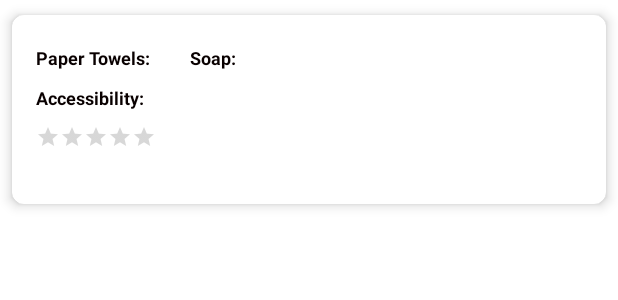
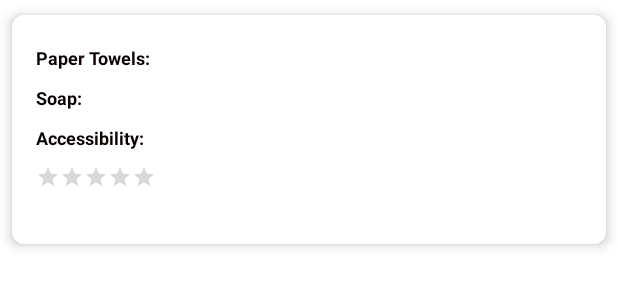
Before and after one commit to kylewuu/RateMyToilet, an Android app: the layout cardview_list_layout.xml on its own in the app's theme, with its tools: preview values and no code run, on a phone screen of 412 x 824 dp. Shown: the top 300 px of the screen. Run offline under Robolectric (Android 15) with nearby library versions, the phone set to English and light mode, and no system bars.

Commit message:
UI changes to cardview_list_layout

```diff
--- a/app/src/main/res/layout/cardview_list_layout.xml
+++ b/app/src/main/res/layout/cardview_list_layout.xml
@@ -42,11 +42,30 @@
                 android:textSize="12sp" />
 
             <TextView
+                android:id="@+id/userDate"
+                android:layout_width="wrap_content"
+                android:layout_height="wrap_content"
+                android:layout_marginTop="10dp"
+                android:layout_marginEnd="16dp"
+                android:layout_weight="1"
+                android:gravity="right"
+                android:textColor="#090000"
+                android:textSize="12sp"
+                android:textStyle="bold"/>
+
+
+        </LinearLayout>
+
+        <LinearLayout
+            android:layout_width="wrap_content"
+            android:layout_height="wrap_content"
+            android:orientation="horizontal"
+            android:layout_marginTop="10dp">
+            <TextView
                 android:id="@+id/textView24"
                 android:layout_width="wrap_content"
                 android:layout_height="wrap_content"
                 android:layout_marginStart="16dp"
-                android:layout_marginTop="10dp"
                 android:text="Soap:"
                 android:textColor="#090000"
                 android:textSize="12sp"
@@ -57,20 +76,7 @@
                 android:layout_width="wrap_content"
                 android:layout_height="wrap_content"
                 android:layout_marginStart="10dp"
-                android:layout_marginTop="10dp"
                 android:textSize="12sp" />
-
-            <TextView
-                android:id="@+id/userDate"
-                android:layout_width="wrap_content"
-                android:layout_height="wrap_content"
-                android:layout_marginTop="10dp"
-                android:layout_marginEnd="16dp"
-                android:layout_weight="1"
-                android:gravity="right"
-                android:textColor="#090000"
-                android:textSize="12sp"
-                android:textStyle="bold"/>
 
 
         </LinearLayout>
@@ -107,8 +113,7 @@
                 android:layout_height="wrap_content"
                 android:layout_marginStart="16dp"
                 android:layout_marginTop="10dp"
-            android:progressTint="#ffd700"
-            />
+                android:progressTint="#ffd700" />
 
             <EditText
                 android:id="@+id/userComment"
@@ -123,8 +128,7 @@
                 android:inputType="textMultiLine"
                 android:layout_width="wrap_content"
                 android:textColor="#0C0000"
-            android:textSize="12sp"
-/>
+                android:textSize="12sp"/>
     </LinearLayout>
 
 </androidx.cardview.widget.CardView>
```
Lines whose indentation alone changed are shown as unchanged.
